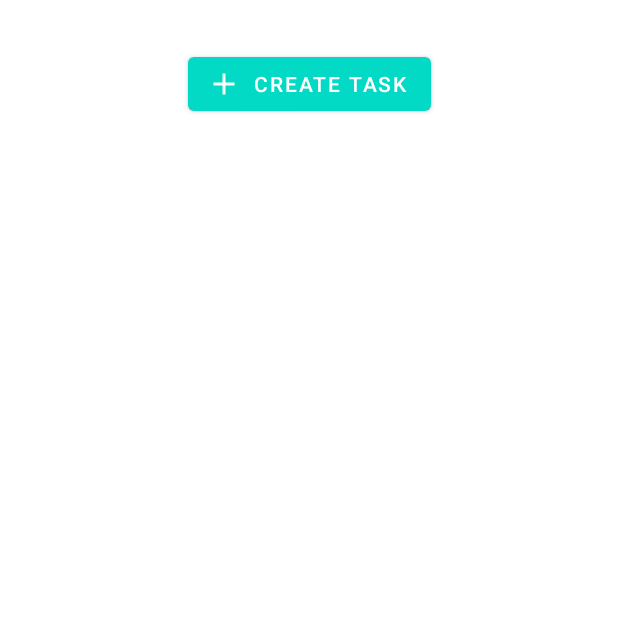
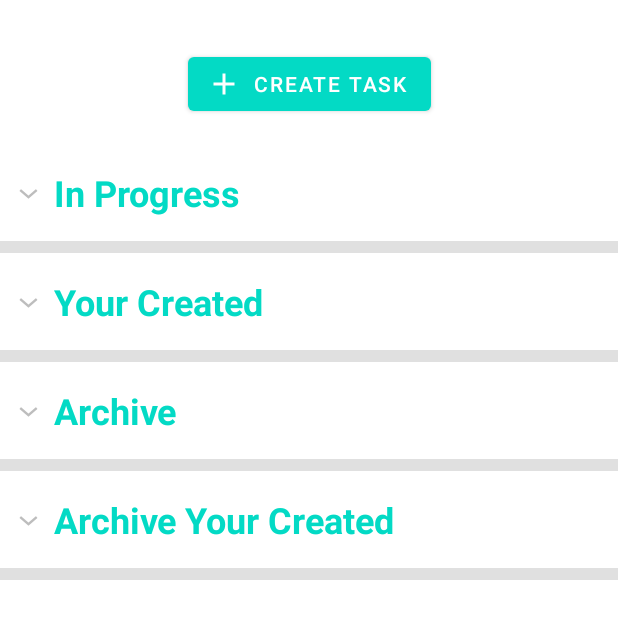
Before and after one commit to nchan17/TaskApp, an Android app: the fragment MyTasksFragment shown on its own in the app's theme, on a phone screen of 412 x 824 dp. Shown: the top 619 px of the screen. Run offline under Robolectric (Android 15) with nearby library versions, the phone set to English and light mode, and no system bars; our stand-ins replace Firebase (no records; nobody signed in at launch, a user with empty details on screens opened directly).

Commit message:
add expandable lists on myTasks page

```diff
--- a/app/src/main/java/com/taskapp/domain/Tasks.kt
+++ b/app/src/main/java/com/taskapp/domain/Tasks.kt
@@ -8,7 +8,8 @@ data class Task(
     val price: Double? = null,
     val employer_id: String? = null,
     val creation_data: Date? = null,
-    val status: Status = Status.TO_DO
+    val status: Status = Status.TO_DO,
+    val employee_id: String? = null,
 )
 
 enum class Status {
--- a/app/src/main/java/com/taskapp/presentation/mytaskspage/MyTasksFragment.kt
+++ b/app/src/main/java/com/taskapp/presentation/mytaskspage/MyTasksFragment.kt
@@ -3,15 +3,29 @@ package com.taskapp.presentation.mytaskspage
 import android.os.Bundle
 import android.view.LayoutInflater
 import android.view.View
+import android.view.View.GONE
+import android.view.View.VISIBLE
 import android.view.ViewGroup
 import androidx.fragment.app.Fragment
+import androidx.fragment.app.viewModels
 import androidx.navigation.Navigation
+import com.google.firebase.auth.FirebaseAuth
 import com.taskapp.R
 import com.taskapp.databinding.FragmentMyTasksBinding
+import com.taskapp.domain.Task
 
 class MyTasksFragment : Fragment() {
     private var _binding: FragmentMyTasksBinding? = null
     private val binding get() = _binding!!
+
+    private var listGroup =
+        arrayListOf("In Progress", "Your Created", "Archive", "Archive Your Created")
+    private var listChild = HashMap<String, ArrayList<Task>>()
+
+    private val viewModel: MyTasksViewModel by viewModels()
+    private lateinit var mAuth: FirebaseAuth
+
+    private lateinit var adapter: MyTasksRecyclerAdapter
 
     override fun onCreateView(
         inflater: LayoutInflater,
@@ -24,10 +38,28 @@ class MyTasksFragment : Fragment() {
 
     override fun onViewCreated(view: View, savedInstanceState: Bundle?) {
         super.onViewCreated(view, savedInstanceState)
+        mAuth = FirebaseAuth.getInstance()
+        binding.progressBar.visibility = VISIBLE
+
         binding.createTaskButton.setOnClickListener {
             Navigation.findNavController(view)
                 .navigate(R.id.action_myTasksFragment_to_createTaskFragment)
         }
+
+        viewModel.getAllMyTasks(mAuth.uid!!)
+        addObservers()
+
+    }
+
+    private fun addObservers() {
+        viewModel.isGetAllTasksSuccessful.observe(viewLifecycleOwner, { result ->
+            if (result) {
+                listChild[listGroup[1]] = viewModel.tasks
+                adapter = MyTasksRecyclerAdapter(listGroup, listChild)
+                binding.myTasksExpandable.setAdapter(adapter)
+                binding.progressBar.visibility = GONE
+            }
+        })
     }
 
     override fun onDestroyView() {
--- /dev/null
+++ b/app/src/main/java/com/taskapp/presentation/mytaskspage/MyTasksRecyclerAdapter.kt
@@ -0,0 +1,96 @@
+package com.taskapp.presentation.mytaskspage
+
+import android.view.LayoutInflater
+import android.view.View
+import android.view.ViewGroup
+import android.widget.BaseExpandableListAdapter
+import android.widget.TextView
+import com.taskapp.R
+import com.taskapp.domain.Task
+
+class MyTasksRecyclerAdapter(
+    private var listGroup: ArrayList<String>,
+    private var listChild: HashMap<String, ArrayList<Task>>
+) : BaseExpandableListAdapter() {
+
+    override fun getGroupCount(): Int {
+        return listGroup.size
+    }
+
+    override fun getChildrenCount(groupPosition: Int): Int {
+        return listChild[listGroup[groupPosition]]?.size ?: 0
+    }
+
+    override fun getGroup(groupPosition: Int): Any {
+        return listGroup[groupPosition]
+    }
+
+    override fun getChild(groupPosition: Int, childPosition: Int): Any {
+        return listChild[listGroup[groupPosition]]?.get(childPosition)!!
+    }
+
+    override fun getGroupId(groupPosition: Int): Long {
+        return groupPosition.toLong()
+    }
+
+    override fun getChildId(groupPosition: Int, childPosition: Int): Long {
+        return childPosition.toLong()
+    }
+
+    override fun hasStableIds(): Boolean {
+        return false
+    }
+
+    override fun getGroupView(
+        groupPosition: Int,
+        isExpanded: Boolean,
+        convertView: View?,
+        parent: ViewGroup?
+    ): View {
+        val view = LayoutInflater.from(parent?.context).inflate(
+            R.layout.item_my_tasks_header,
+            parent,
+            false
+        )
+        val textView: TextView = view.findViewById(R.id.header_text_view)
+        val sGroup: String = getGroup(groupPosition).toString()
+        textView.text = sGroup
+        return view
+    }
+
+    override fun getChildView(
+        groupPosition: Int,
+        childPosition: Int,
+        isLastChild: Boolean,
+        convertView: View?,
+        parent: ViewGroup?
+    ): View {
+        val view = LayoutInflater.from(parent?.context).inflate(
+            R.layout.item_search_task_card,
+            parent,
+            false
+        )
+        val sChild: Task = getChild(groupPosition, childPosition) as Task
+
+        val date = sChild.creation_data?.date.toString() + "-" +
+                sChild.creation_data?.month.toString() + "-" +
+                sChild.creation_data?.year?.plus(1900).toString()
+
+        val title: TextView = view.findViewById(R.id.title_textView)
+        val desc: TextView = view.findViewById(R.id.description_text_view)
+        val price: TextView = view.findViewById(R.id.price_textView)
+        val time: TextView = view.findViewById(R.id.date_text_view)
+
+        title.text = sChild.title
+        desc.text = sChild.description
+        price.text = sChild.price.toString() + " ₾"
+        time.text = date
+
+        return view
+    }
+
+    override fun isChildSelectable(groupPosition: Int, childPosition: Int): Boolean {
+        return false
+    }
+
+}
--- /dev/null
+++ b/app/src/main/java/com/taskapp/presentation/mytaskspage/MyTasksViewModel.kt
@@ -0,0 +1,40 @@
+package com.taskapp.presentation.mytaskspage
+
+import android.app.Application
+import androidx.lifecycle.AndroidViewModel
+import androidx.lifecycle.MutableLiveData
+import com.google.firebase.firestore.FirebaseFirestore
+import com.google.firebase.firestore.ktx.toObject
+import com.taskapp.domain.Task
+
+class MyTasksViewModel(app: Application) : AndroidViewModel(app) {
+
+    var tasks: ArrayList<Task> = arrayListOf()
+    private var taskLsId: ArrayList<String> = arrayListOf()
+
+    val isGetAllTasksSuccessful: MutableLiveData<Boolean> by lazy {
+        MutableLiveData<Boolean>()
+    }
+
+    fun getAllMyTasks(userId: String) {
+        val myCreatedTasks = FirebaseFirestore
+            .getInstance()
+            .collection("tasks")
+            .whereEqualTo("employer_id", userId)
+            .get()
+
+        myCreatedTasks
+            .addOnSuccessListener { documents ->
+                taskLsId.clear()
+                tasks.clear()
+                for (document in documents) {
+                    taskLsId.add(document.id)
+                    tasks.add(document.toObject())
+                }
+                isGetAllTasksSuccessful.postValue(true)
+            }
+            .addOnFailureListener {
+                isGetAllTasksSuccessful.postValue(false)
+            }
+    }
+}
--- a/app/src/main/res/layout/fragment_my_tasks.xml
+++ b/app/src/main/res/layout/fragment_my_tasks.xml
@@ -22,4 +22,25 @@
         app:layout_constraintStart_toStartOf="parent"
         app:layout_constraintTop_toTopOf="parent" />
 
+    <ExpandableListView
+        android:id="@+id/my_tasks_expandable"
+        android:layout_width="match_parent"
+        android:layout_height="0dp"
+        android:layout_marginTop="16dp"
+        android:dividerHeight="8dp"
+        app:layout_constraintBottom_toBottomOf="parent"
+        app:layout_constraintEnd_toEndOf="parent"
+        app:layout_constraintStart_toStartOf="parent"
+        app:layout_constraintTop_toBottomOf="@+id/create_task_button" />
+
+    <ProgressBar
+        android:id="@+id/progress_bar"
+        android:layout_width="wrap_content"
+        android:layout_height="wrap_content"
+        android:visibility="gone"
+        app:layout_constraintBottom_toBottomOf="parent"
+        app:layout_constraintEnd_toEndOf="parent"
+        app:layout_constraintStart_toStartOf="parent"
+        app:layout_constraintTop_toTopOf="parent" />
+
 </androidx.constraintlayout.widget.ConstraintLayout>
--- /dev/null
+++ b/app/src/main/res/layout/item_my_tasks_header.xml
@@ -0,0 +1,15 @@
+<?xml version="1.0" encoding="utf-8"?>
+
+<TextView xmlns:android="http://schemas.android.com/apk/res/android"
+    xmlns:tools="http://schemas.android.com/tools"
+    android:id="@+id/header_text_view"
+    android:layout_width="match_parent"
+    android:layout_height="wrap_content"
+    android:gravity="start"
+    android:paddingVertical="16dp"
+    android:paddingStart="36dp"
+    android:paddingEnd="16dp"
+    android:textColor="?attr/colorPrimary"
+    android:textSize="24sp"
+    android:textStyle="bold"
+    tools:text="@string/create_task_header_text" />
--- a/app/src/main/res/layout/item_search_task_card.xml
+++ b/app/src/main/res/layout/item_search_task_card.xml
@@ -5,7 +5,7 @@
     android:layout_width="match_parent"
     android:layout_height="wrap_content"
     android:layout_marginHorizontal="16dp"
-    android:layout_marginVertical="8dp"
+    android:layout_marginVertical="4dp"
     android:background="@drawable/search_task_card_drawable"
     android:padding="8dp">
 
```
Also changed, not shown: app/src/main/java/com/taskapp/presentation/searchpage/SearchPageFragment.kt (+5 -6 lines), app/src/main/java/com/taskapp/presentation/searchpage/SearchTaskRecyclerAdapter.kt (+10 -14 lines).
